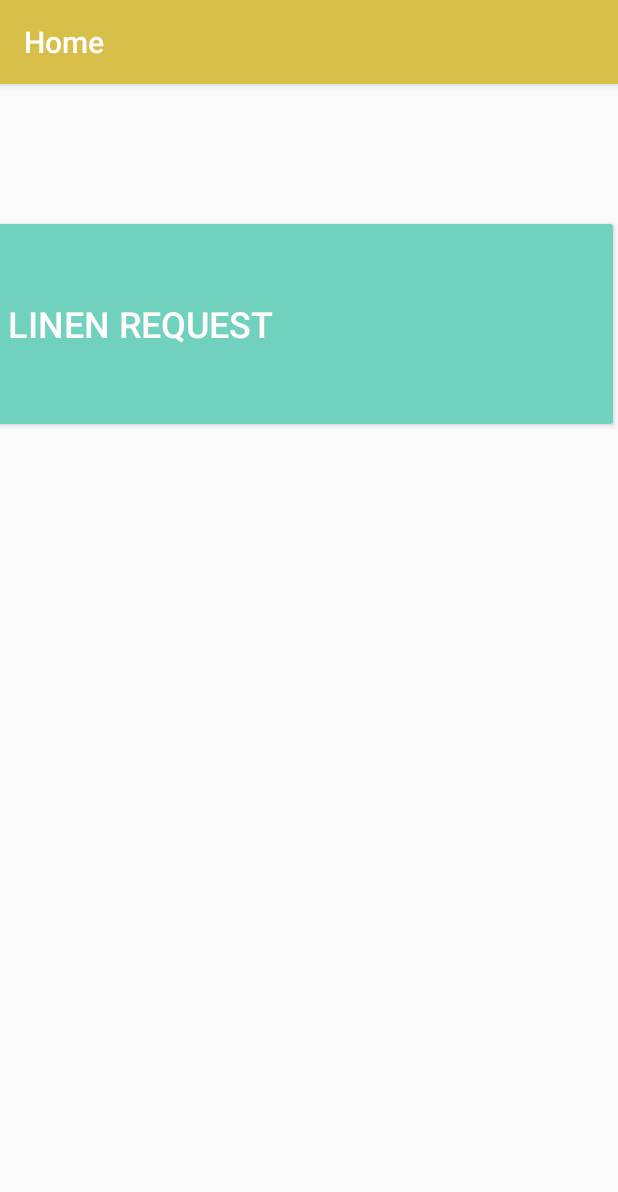
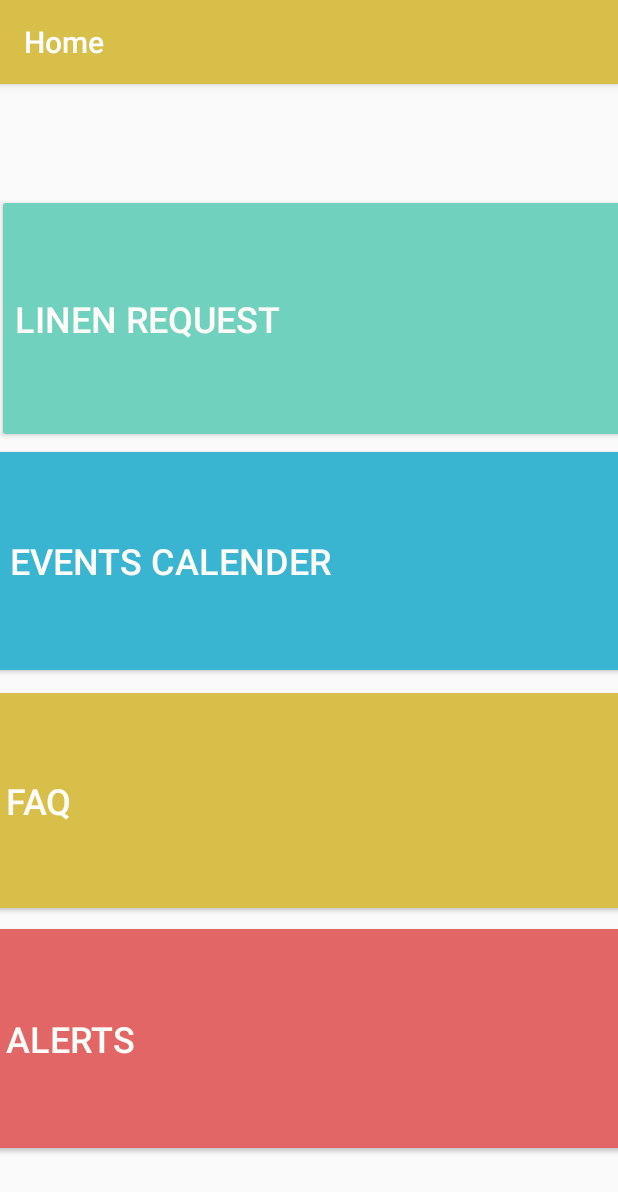
Before and after one commit to sabdul2021/Android_Sandbox, an Android app: the screen it shows after launch (MainActivity), on a phone screen of 412 x 824 dp. Shown: the top 1192 px of the screen. Run offline under Robolectric (Android 15) with nearby library versions, the phone set to English and light mode, and no system bars.

Commit message:
events layout

```diff
--- a/FamilyHouse/app/src/main/java/com/example/family_house/MainActivity.java
+++ b/FamilyHouse/app/src/main/java/com/example/family_house/MainActivity.java
@@ -2,13 +2,32 @@ package com.example.family_house;
 
 import androidx.appcompat.app.AppCompatActivity;
 
+import android.content.Intent;
 import android.os.Bundle;
+import android.view.View;
+import android.widget.Button;
+
+import static android.icu.lang.UCharacter.GraphemeClusterBreak.V;
 
 public class MainActivity extends AppCompatActivity {
+    private Button button;
+
 
     @Override
     protected void onCreate(Bundle savedInstanceState) {
         super.onCreate(savedInstanceState);
         setContentView(R.layout.activity_main);
+
+        button = (Button) findViewById(R.id.button);
+        button.setOnClickListener(new View.OnClickListener() {
+            @Override
+            public void onClick(View v) {
+                openEventActivity();
+            }
+        });
+    }
+    public void openEventActivity(){
+        Intent intent = new Intent(this, EventActivity.class);
+        startActivity(intent);
     }
 }
--- a/FamilyHouse/app/src/main/res/layout/activity_main.xml
+++ b/FamilyHouse/app/src/main/res/layout/activity_main.xml
@@ -8,18 +8,48 @@
 
     <Button
         android:id="@+id/button8"
-        android:layout_width="424dp"
-        android:layout_height="151dp"
-        android:layout_marginTop="980dp"
-        android:layout_marginBottom="544dp"
-        android:backgroundTint="#ef6666"
+        android:layout_width="430dp"
+        android:layout_height="155dp"
+        android:layout_marginBottom="2dp"
+        android:backgroundTint="#d8bf49"
         android:text="@string/faq"
+        android:textAlignment="textStart"
+        android:textColor="#fffdf9"
+        android:textSize="24sp"
+        app:layout_constraintBottom_toTopOf="@+id/button6"
+        app:layout_constraintEnd_toEndOf="parent"
+        app:layout_constraintStart_toStartOf="parent"
+        app:layout_constraintTop_toBottomOf="@+id/button7" />
+
+    <Button
+        android:id="@+id/button6"
+        android:layout_width="436dp"
+        android:layout_height="158dp"
+        android:layout_marginBottom="60dp"
+        android:backgroundTint="#e26666"
+        android:text="@string/alerts"
         android:textAlignment="textStart"
         android:textColor="#fffdf9"
         android:textSize="24sp"
         app:layout_constraintBottom_toBottomOf="parent"
         app:layout_constraintEnd_toEndOf="parent"
-        app:layout_constraintHorizontal_bias="1.0"
+        app:layout_constraintHorizontal_bias="0.363"
+        app:layout_constraintStart_toStartOf="parent"
+        app:layout_constraintTop_toBottomOf="@+id/button8" />
+
+    <Button
+        android:id="@+id/button"
+        android:layout_width="450dp"
+        android:layout_height="166dp"
+        android:layout_marginTop="80dp"
+        android:backgroundTint="#6fd1be"
+        android:text="@string/linens"
+        android:textAlignment="textStart"
+        android:textColor="#fffdf9"
+        android:textSize="24sp"
+        app:layout_constraintBottom_toTopOf="@+id/button7"
+        app:layout_constraintEnd_toEndOf="parent"
+        app:layout_constraintHorizontal_bias="0.076"
         app:layout_constraintStart_toStartOf="parent"
         app:layout_constraintTop_toTopOf="parent" />
 
@@ -27,50 +57,16 @@
         android:id="@+id/button7"
         android:layout_width="424dp"
         android:layout_height="157dp"
-        android:layout_marginTop="680dp"
-        android:layout_marginBottom="544dp"
-        android:backgroundTint="#D8bf49"
+        android:layout_marginBottom="3dp"
+        android:backgroundTint="#39b4d1"
         android:text="@string/events"
         android:textAlignment="textStart"
         android:textColor="#fffdf9"
         android:textSize="24sp"
-        app:layout_constraintBottom_toBottomOf="parent"
+        app:layout_constraintBottom_toTopOf="@+id/button8"
         app:layout_constraintEnd_toEndOf="parent"
-        app:layout_constraintHorizontal_bias="1.0"
+        app:layout_constraintHorizontal_bias="0.538"
         app:layout_constraintStart_toStartOf="parent"
-        app:layout_constraintTop_toTopOf="parent" />
+        app:layout_constraintTop_toBottomOf="@+id/button" />
 
-    <Button
-        android:id="@+id/button6"
-        android:layout_width="422dp"
-        android:layout_height="148dp"
-        android:layout_marginTop="380dp"
-        android:layout_marginBottom="544dp"
-        android:backgroundTint="#398fb1"
-        android:text="@string/alerts"
-        android:textAlignment="textStart"
-        android:textColor="#fffdf9"
-        android:textSize="24sp"
-        app:layout_constraintBottom_toBottomOf="parent"
-        app:layout_constraintEnd_toEndOf="parent"
-        app:layout_constraintHorizontal_bias="1.0"
-        app:layout_constraintStart_toStartOf="parent"
-        app:layout_constraintTop_toTopOf="parent" />
-
-    <Button
-        android:id="@+id/button"
-        android:layout_width="419dp"
-        android:layout_height="145dp"
-        android:layout_marginTop="95dp"
-        android:layout_marginBottom="544dp"
-        android:backgroundTint="#6fd1be"
-        android:text="@string/linens"
-        android:textAlignment="textStart"
-        android:textColor="#fffdf9"
-        android:textSize="24sp"
-        app:layout_constraintBottom_toBottomOf="parent"
-        app:layout_constraintEnd_toEndOf="parent"
-        app:layout_constraintHorizontal_bias="1.0"
-        app:layout_constraintStart_toStartOf="parent"
-        app:layout_constraintTop_toTopOf="parent" />
 </androidx.constraintlayout.widget.ConstraintLayout>
--- a/FamilyHouse/build.gradle
+++ b/FamilyHouse/build.gradle
@@ -7,7 +7,7 @@ buildscript {
 
     }
     dependencies {
-        classpath 'com.android.tools.build:gradle:3.5.3'
+        classpath 'com.android.tools.build:gradle:3.6.1'
 
         // NOTE: Do not place your application dependencies here; they belong
         // in the individual module build.gradle files
```
Also changed, not shown: FamilyHouse/app/src/main/java/com/example/family_house/EventActivity.java (added, +22 -0 lines), FamilyHouse/app/src/main/res/layout/events_main.xml (added, +60 -0 lines), FamilyHouse/app/src/main/res/values/strings.xml (+7 -0 lines), FamilyHouse/gradle/wrapper/gradle-wrapper.properties, 877 other files.
